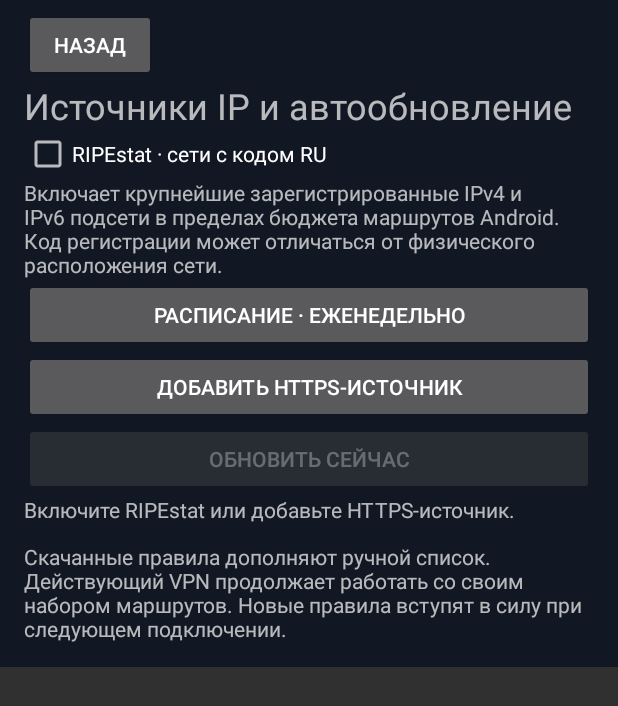
After one commit to ankachur-jpg/Kachur-vpn, an Android app: the IpSourcesActivity screen opened directly, with no data from a screen before it, on a phone screen of 412 x 824 dp. The commit adds this screen. Shown: the top 706 px of the screen. Run offline under Robolectric (Android 15) with nearby library versions, the phone set to English and light mode, and no system bars.

Commit message:
Add scheduled IP exception feeds with atomic validation and rollback

```diff
--- /dev/null
+++ b/app/src/main/java/com/kachur/vpn/IpSourcesActivity.kt
@@ -0,0 +1,206 @@
+package com.kachur.vpn
+
+import android.app.Activity
+import android.app.AlertDialog
+import android.content.SharedPreferences
+import android.graphics.Color
+import android.os.Bundle
+import android.text.InputType
+import android.view.View
+import android.view.ViewGroup
+import android.view.inputmethod.EditorInfo
+import android.widget.Button
+import android.widget.CheckBox
+import android.widget.EditText
+import android.widget.LinearLayout
+import android.widget.ScrollView
+import android.widget.TextView
+import android.widget.Toast
+import java.text.DateFormat
+import java.util.Date
+
+class IpSourcesActivity : Activity() {
+    private val settings by lazy { IpUpdateSettings(applicationContext) }
+    private val preferencesListener = SharedPreferences.OnSharedPreferenceChangeListener { _, key ->
+        if (key == "ip_update_attempt" || key == "ip_update_result") renderStatus()
+    }
+    private lateinit var sourceRows: LinearLayout
+    private lateinit var registry: CheckBox
+    private lateinit var frequency: Button
+    private lateinit var update: Button
+    private lateinit var add: Button
+    private lateinit var status: TextView
+    private val timeFormat = DateFormat.getDateTimeInstance(DateFormat.SHORT, DateFormat.SHORT)
+    private var rendering = false
+
+    override fun onCreate(savedInstanceState: Bundle?) {
+        super.onCreate(savedInstanceState)
+        val content = LinearLayout(this).apply {
+            orientation = LinearLayout.VERTICAL
+            setPadding(dp(16), dp(6), dp(16), dp(16))
+            setBackgroundColor(Color.rgb(18, 24, 35))
+        }
+        content.addView(Button(this).apply {
+            setText(R.string.split_back)
+            setOnClickListener { finish() }
+        }, LinearLayout.LayoutParams(ViewGroup.LayoutParams.WRAP_CONTENT, ViewGroup.LayoutParams.WRAP_CONTENT))
+        content.addView(TextView(this).apply {
+            setText(R.string.ip_update_title)
+            textSize = 24f
+        })
+        registry = CheckBox(this).apply {
+            id = R.id.ip_update_registry
+            setText(R.string.ip_update_registry)
+            setOnCheckedChangeListener { _, checked ->
+                if (!rendering) with(settings.configuration()) { save(checked, custom, schedule) }
+            }
+        }
+        content.addView(registry)
+        content.addView(TextView(this).apply { setText(R.string.ip_update_registry_description) })
+        frequency = Button(this).apply {
+            id = R.id.ip_update_schedule
+            setOnClickListener { chooseSchedule() }
+        }
+        content.addView(frequency)
+        sourceRows = LinearLayout(this).apply { orientation = LinearLayout.VERTICAL }
+        content.addView(sourceRows)
+        add = Button(this).apply {
+            id = R.id.ip_update_add
+            setText(R.string.ip_update_add)
+            setOnClickListener { addSource() }
+        }
+        content.addView(add)
+        update = Button(this).apply {
+            id = R.id.ip_update_now
+            setText(R.string.ip_update_now)
+            setOnClickListener {
+                status.setText(if (IpUpdateJobs.updateNow(applicationContext)) R.string.ip_update_queued else R.string.ip_update_schedule_failed)
+            }
+        }
+        content.addView(update)
+        status = TextView(this).apply {
+            id = R.id.ip_update_status
+            accessibilityLiveRegion = View.ACCESSIBILITY_LIVE_REGION_POLITE
+        }
+        content.addView(status)
+        content.addView(TextView(this).apply {
+            setPadding(0, dp(12), 0, 0)
+            setText(R.string.ip_update_apply_note)
+        })
+
+        setContentView(ScrollView(this).apply {
+            addView(content)
+            setOnApplyWindowInsetsListener { view, insets ->
+                @Suppress("DEPRECATION")
+                view.setPadding(insets.systemWindowInsetLeft, insets.systemWindowInsetTop,
+                    insets.systemWindowInsetRight, insets.systemWindowInsetBottom)
+                insets
+            }
+        })
+    }
+
+    override fun onStart() {
+        super.onStart()
+        settings.preferences.registerOnSharedPreferenceChangeListener(preferencesListener)
+        render()
+        if (!IpUpdateJobs.schedule(applicationContext, settings.configuration())) status.setText(R.string.ip_update_schedule_failed)
+    }
+
+    override fun onStop() {
+        settings.preferences.unregisterOnSharedPreferenceChangeListener(preferencesListener)
+        super.onStop()
+    }
+
+    private fun chooseSchedule() {
+        val config = settings.configuration()
+        val choices = IpUpdateSchedule.entries
+        AlertDialog.Builder(this).setTitle(R.string.ip_update_schedule_title)
+            .setSingleChoiceItems(choices.map { getString(it.label) }.toTypedArray(), config.schedule.ordinal) { dialog, index ->
+                save(config.useRegistry, config.custom, choices[index])
+                dialog.dismiss()
+            }.setNegativeButton(android.R.string.cancel, null).show()
+    }
+
+    private fun addSource() {
+        val input = EditText(this).apply {
+            setSingleLine(true)
+            setHint(R.string.ip_update_url_hint)
+            inputType = InputType.TYPE_CLASS_TEXT or InputType.TYPE_TEXT_VARIATION_URI
+            imeOptions = EditorInfo.IME_FLAG_NO_PERSONALIZED_LEARNING
+        }
+        val dialog = AlertDialog.Builder(this).setTitle(R.string.ip_update_add).setView(input)
+            .setNegativeButton(android.R.string.cancel, null).setPositiveButton(R.string.ip_add, null).show()
+        dialog.getButton(AlertDialog.BUTTON_POSITIVE).setOnClickListener {
+            val source = IpUpdateSource.custom(input.text.toString())
+            val config = settings.configuration()
+            when {
+                source == null -> input.error = getString(R.string.ip_update_url_invalid)
+                source in config.custom -> input.error = getString(R.string.ip_update_url_duplicate)
+                config.custom.size >= MAX_CUSTOM -> input.error = getString(R.string.ip_update_url_limit, MAX_CUSTOM)
+                else -> {
+                    save(config.useRegistry, config.custom + source, config.schedule)
+                    dialog.dismiss()
+                }
+            }
+        }
+    }
+
+    private fun save(enabled: Boolean, custom: List<IpUpdateSource>, schedule: IpUpdateSchedule) {
+        settings.change(enabled, custom, schedule)
+        render()
+        if (!IpUpdateJobs.schedule(applicationContext, settings.configuration())) status.setText(R.string.ip_update_schedule_failed)
+    }
+
+    private fun render() {
+        rendering = true
+        val config = settings.configuration()
+        registry.isChecked = config.useRegistry
+        frequency.text = getString(R.string.ip_update_schedule_value, getString(config.schedule.label))
+        update.isEnabled = config.sources.isNotEmpty()
+        add.isEnabled = config.custom.size < MAX_CUSTOM
+        rendering = false
+        renderStatus()
+    }
+
+    private fun renderStatus() {
+        val config = settings.configuration()
+        sourceRows.removeAllViews()
+        for (source in config.sources) {
+            val row = LinearLayout(this).apply { orientation = LinearLayout.HORIZONTAL }
+            val time = settings.timeFor(source)
+            val description = if (time == 0L) getString(R.string.ip_update_source_pending, source.title(this)) else
+                getString(R.string.ip_update_source_status, source.title(this), timeFormat.format(Date(time)), settings.routesFor(source).size)
+            row.addView(TextView(this).apply {
+                text = description
+                setPadding(0, dp(6), 0, dp(6))
+            }, LinearLayout.LayoutParams(0, ViewGroup.LayoutParams.WRAP_CONTENT, 1f))
+            if (source.url != null) row.addView(Button(this).apply {
+                setText(R.string.ip_remove)
+                contentDescription = getString(R.string.ip_update_remove_source, source.title(this@IpSourcesActivity))
+                setOnClickListener {
+                    val current = settings.configuration()
+                    save(current.useRegistry, current.custom - source, current.schedule)
+                }
+            })
+            sourceRows.addView(row)
+        }
+        val result = settings.lastResult()
+        if (config.sources.isEmpty()) {
+            status.setText(R.string.ip_update_no_sources)
+        } else if (result == null) {
+            status.setText(R.string.ip_update_no_attempt)
+        } else {
+            val source = config.sources.firstOrNull { it.key == settings.failedSource() }?.title(this)
+            val report = listOfNotNull(
+                timeFormat.format(Date(settings.lastAttempt())), getString(result.text), source,
+            )
+            status.text = report.joinToString(" · ")
+        }
+    }
+
+    private fun dp(value: Int): Int = (value * resources.displayMetrics.density).toInt()
+
+    private companion object {
+        const val MAX_CUSTOM = 8
+    }
+}
--- a/app/src/main/java/com/kachur/vpn/MainActivity.kt
+++ b/app/src/main/java/com/kachur/vpn/MainActivity.kt
@@ -45,6 +45,8 @@ class MainActivity : ComponentActivity() {
     private lateinit var connectionStatus: TextView
     private lateinit var connectionDiagnostics: TextView
     private val vpnObserver: () -> Unit = ::renderConnection
+    private val splitSettings by lazy { SplitTunnelingSettings(applicationContext) }
+    private val downloadsObserver by lazy { splitSettings.onDownloadsChanged(::renderConnection) }
     private val main = Handler(Looper.getMainLooper())
     private var resumed = false
     private var permissionRequest: PermissionRequest? = null
@@ -220,11 +222,13 @@ class MainActivity : ComponentActivity() {
 
     override fun onStart() {
         super.onStart()
+        splitSettings.preferences.registerOnSharedPreferenceChangeListener(downloadsObserver)
         VpnConnection.observe(vpnObserver)
         render()
     }
 
     override fun onStop() {
+        splitSettings.preferences.unregisterOnSharedPreferenceChangeListener(downloadsObserver)
         VpnConnection.removeObserver(vpnObserver)
         super.onStop()
     }
--- a/app/src/main/java/com/kachur/vpn/SplitTunnelingActivity.kt
+++ b/app/src/main/java/com/kachur/vpn/SplitTunnelingActivity.kt
@@ -34,6 +34,7 @@ class SplitTunnelingActivity : Activity() {
     private val loader = Executors.newSingleThreadExecutor()
     private val main = Handler(Looper.getMainLooper())
     private val vpnObserver: () -> Unit = ::renderReconnect
+    private val downloadsObserver by lazy { settings.onDownloadsChanged(::renderReconnect) }
     private lateinit var search: EditText
     private lateinit var categories: Spinner
     private lateinit var reconnect: Button
@@ -138,6 +139,7 @@ class SplitTunnelingActivity : Activity() {
 
     override fun onStart() {
         super.onStart()
+        settings.preferences.registerOnSharedPreferenceChangeListener(downloadsObserver)
         selection = settings.excludedPackages()
         VpnConnection.observe(vpnObserver)
         renderApps()
@@ -159,6 +161,7 @@ class SplitTunnelingActivity : Activity() {
     }
 
     override fun onStop() {
+        settings.preferences.unregisterOnSharedPreferenceChangeListener(downloadsObserver)
         VpnConnection.removeObserver(vpnObserver)
         super.onStop()
     }
--- a/app/src/main/res/values/ids.xml
+++ b/app/src/main/res/values/ids.xml
@@ -26,4 +26,10 @@
     <item type="id" name="ip_remove_button" />
     <item type="id" name="ip_list" />
     <item type="id" name="ip_reconnect_button" />
+    <item type="id" name="ip_open_sources" />
+    <item type="id" name="ip_update_registry" />
+    <item type="id" name="ip_update_schedule" />
+    <item type="id" name="ip_update_add" />
+    <item type="id" name="ip_update_now" />
+    <item type="id" name="ip_update_status" />
 </resources>
--- a/app/src/main/res/values/strings.xml
+++ b/app/src/main/res/values/strings.xml
@@ -163,7 +163,7 @@
     <string name="ip_invalid">Введите корректный IPv4, IPv6 или подсеть CIDR.</string>
     <string name="ip_duplicate">Это исключение уже есть.</string>
     <string name="ip_removed">Исключение удалено.</string>
-    <string name="ip_no_routes">Список IP-исключений пуст</string>
+    <string name="ip_no_routes">Список ручных IP-исключений пуст</string>
     <string name="ip_no_matches">Подходящих адресов нет</string>
     <string name="ip_import_loading">Читаем JSON…</string>
     <string name="ip_import_success">Добавлено исключений: %1$d</string>
@@ -181,4 +181,33 @@
     <string name="ip_vpn_route_checking">Проверяем новые IP-маршруты…</string>
     <string name="ip_vpn_route_changed">Исключения изменились во время проверки. Повторите переподключение.</string>
     <string name="ip_reconnect_note">При переподключении VPN на короткое время отключится.</string>
+    <string name="ip_update_title">Источники IP и автообновление</string>
+    <string name="ip_update_registry">RIPEstat · сети с кодом RU</string>
+    <string name="ip_update_registry_description">Включает крупнейшие зарегистрированные IPv4 и IPv6 подсети в пределах бюджета маршрутов Android. Код регистрации может отличаться от физического расположения сети.</string>
+    <string name="ip_update_schedule_title">Расписание обновлений</string>
+    <string name="ip_update_schedule_value">Расписание · %1$s</string>
+    <string name="ip_update_daily">Ежедневно</string>
+    <string name="ip_update_weekly">Еженедельно</string>
+    <string name="ip_update_manual">Вручную</string>
+    <string name="ip_update_add">Добавить HTTPS-источник</string>
+    <string name="ip_update_now">Обновить сейчас</string>
+    <string name="ip_update_url_hint">HTTPS-ссылка на JSON</string>
+    <string name="ip_update_url_invalid">Введите действительную HTTPS-ссылку без логина, пароля и фрагмента.</string>
+    <string name="ip_update_url_duplicate">Источник уже добавлен.</string>
+    <string name="ip_update_url_limit">Можно добавить до %1$d HTTPS-источников.</string>
+    <string name="ip_update_remove_source">Удалить источник %1$s</string>
+    <string name="ip_update_source_pending">%1$s · список ещё не загружен</string>
+    <string name="ip_update_source_status">%1$s\nОбновлено %2$s · префиксов %3$d</string>
+    <string name="ip_update_no_attempt">Обновлений пока не было.</string>
+    <string name="ip_update_no_sources">Включите RIPEstat или добавьте HTTPS-источник.</string>
+    <string name="ip_update_queued">Обновление запланировано Android. Оно начнётся при доступной сети.</string>
+    <string name="ip_update_schedule_failed">Android не смог запланировать обновление. Повторите попытку.</string>
+    <string name="ip_update_success">Новые списки проверены и сохранены.</string>
+    <string name="ip_update_network">Не удалось загрузить источник по HTTPS. Действующие списки сохранены.</string>
+    <string name="ip_update_invalid">В источнике пустой список или неверные данные. Действующие списки сохранены.</string>
+    <string name="ip_update_limit">Списки превышают допустимый размер или лимит маршрутов. Действующие списки сохранены.</string>
+    <string name="ip_update_unsafe">Обновление исключило бы целиком IPv4 или IPv6. Действующие списки сохранены.</string>
+    <string name="ip_update_storage">Не удалось сохранить обновление. Используются ранее сохранённые списки.</string>
+    <string name="ip_update_changed">Настройки изменились во время обновления. Запустите обновление снова.</string>
+    <string name="ip_update_apply_note">Скачанные правила дополняют ручной список. Действующий VPN продолжает работать со своим набором маршрутов. Новые правила вступят в силу при следующем подключении.</string>
 </resources>
```
Also changed, not shown: app/src/main/AndroidManifest.xml (+8 -0 lines), app/src/main/java/com/kachur/vpn/IpFeedUpdate.kt (added, +157 -0 lines), app/src/main/java/com/kachur/vpn/IpRouteImport.kt (+20 -16 lines), app/src/main/java/com/kachur/vpn/IpRoutesActivity.kt (+9 -1 lines), app/src/main/java/com/kachur/vpn/IpRouting.kt (+21 -0 lines), app/src/main/java/com/kachur/vpn/IpUpdateJobService.kt (added, +93 -0 lines), app/src/main/java/com/kachur/vpn/IpUpdateSettings.kt (added, +131 -0 lines), app/src/main/java/com/kachur/vpn/SplitTunneling.kt (+19 -7 lines), 3 other files.
